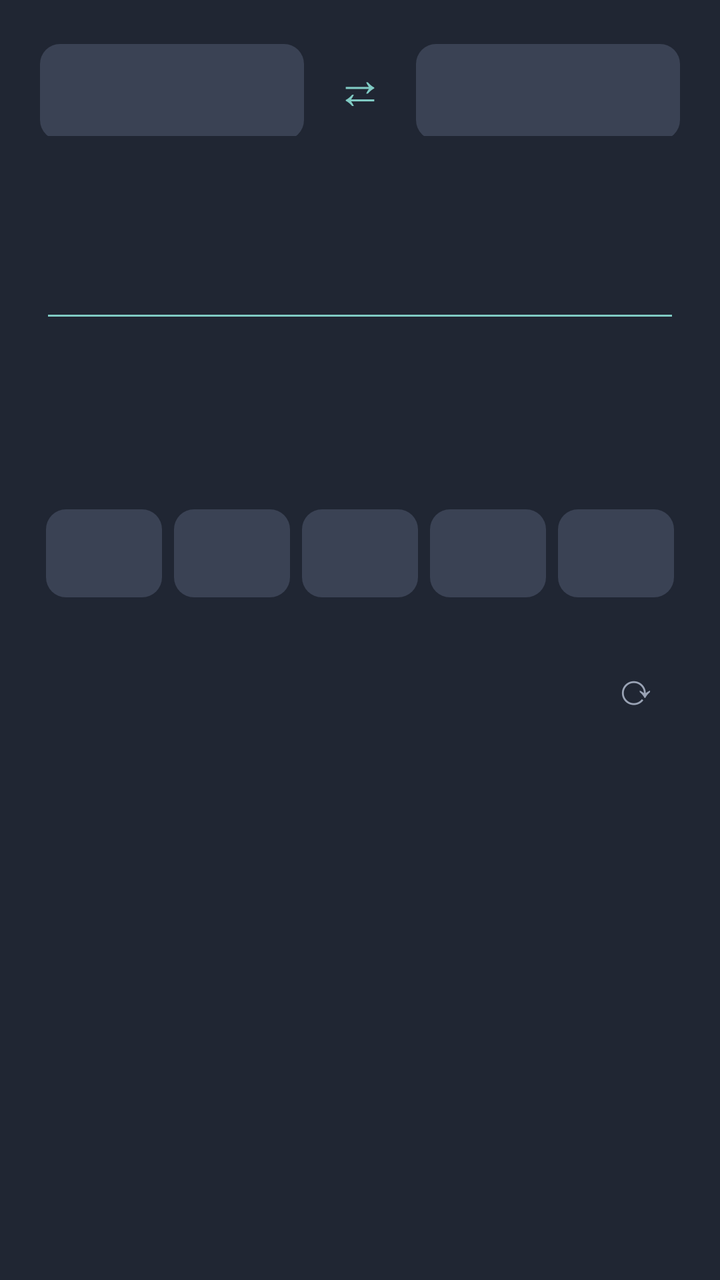
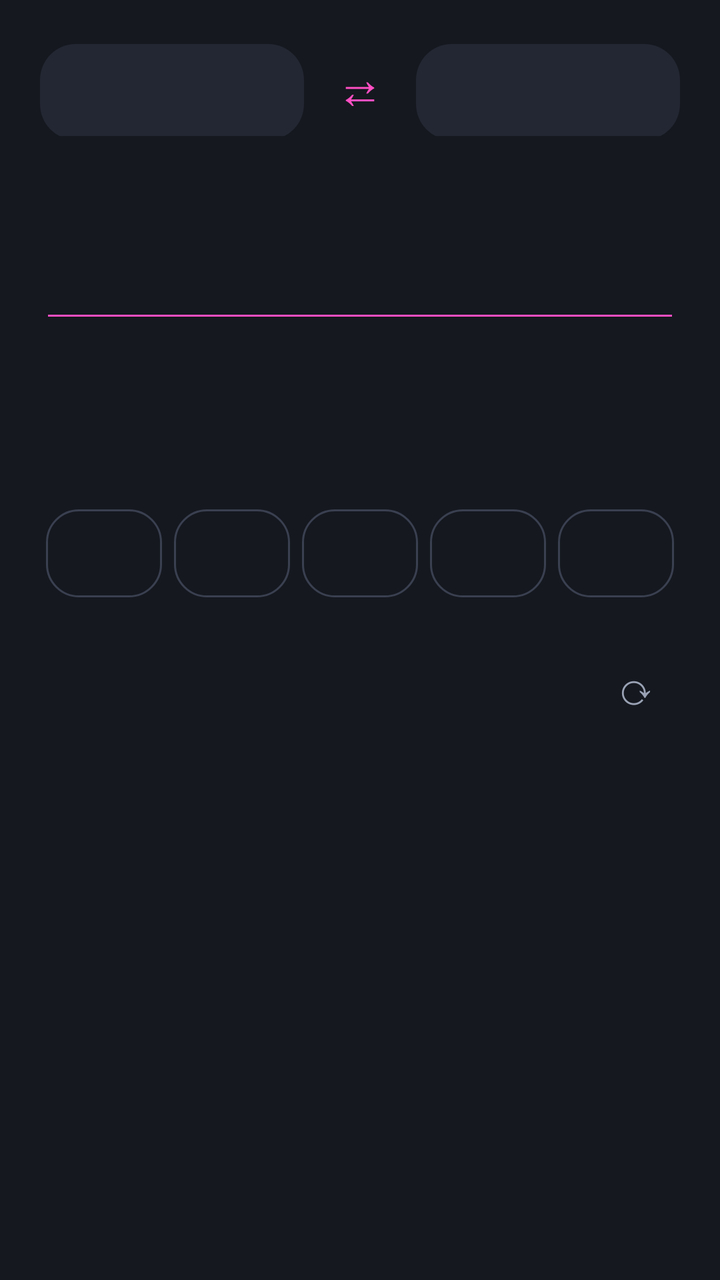

Before-and-after screenshots of an Android layout around one commit, followed by the original layout XML and the change that was made.
<!-- AndroidManifest.xml: application theme android:Theme.Material.NoActionBar -->
<!-- res/layout/activity_main.xml -->
<?xml version="1.0" encoding="utf-8"?>
<LinearLayout xmlns:android="http://schemas.android.com/apk/res/android"
    android:layout_width="match_parent"
    android:layout_height="match_parent"
    android:background="#202633"
    android:fitsSystemWindows="true"
    android:orientation="vertical"
    android:padding="20dp">

    <TextView android:id="@+id/update_banner" android:layout_width="match_parent" android:layout_height="wrap_content"
        android:layout_marginBottom="16dp" android:background="@drawable/update_bg" android:padding="14dp"
        android:textColor="#FFFFFF" android:textSize="15sp" android:textStyle="bold" android:visibility="gone" />

    <LinearLayout
        android:layout_width="match_parent"
        android:layout_height="wrap_content"
        android:orientation="horizontal">
        <TextView android:id="@+id/from_btn" android:layout_width="0dp" android:layout_height="48dp"
            android:layout_weight="1" android:gravity="center" android:background="@drawable/key"
            android:textColor="#FFFFFF" android:textSize="18sp" android:textStyle="bold" />
        <TextView android:id="@+id/swap_btn" android:layout_width="56dp" android:layout_height="48dp"
            android:gravity="center" android:textColor="#80CBC4" android:textSize="24sp" android:text="⇄" />
        <TextView android:id="@+id/to_btn" android:layout_width="0dp" android:layout_height="48dp"
            android:layout_weight="1" android:gravity="center" android:background="@drawable/key"
            android:textColor="#FFFFFF" android:textSize="18sp" android:textStyle="bold" />
    </LinearLayout>

    <EditText android:id="@+id/input" android:layout_width="match_parent" android:layout_height="wrap_content"
        android:layout_marginTop="28dp" android:gravity="end" android:inputType="numberDecimal"
        android:backgroundTint="#80CBC4" android:textColor="#FFFFFF" android:textColorHint="#5C6578"
        android:textSize="40sp" android:importantForAutofill="no" />

    <TextView android:id="@+id/result" android:layout_width="match_parent" android:layout_height="wrap_content"
        android:layout_marginTop="8dp" android:gravity="end" android:singleLine="true"
        android:textColor="#80CBC4" android:textSize="40sp" android:textStyle="bold" />

    <LinearLayout
        android:layout_width="match_parent"
        android:layout_height="wrap_content"
        android:layout_marginTop="24dp"
        android:orientation="horizontal">
        <TextView android:id="@+id/a0" style="@style/FxChip" />
        <TextView android:id="@+id/a1" style="@style/FxChip" />
        <TextView android:id="@+id/a2" style="@style/FxChip" />
        <TextView android:id="@+id/a3" style="@style/FxChip" />
        <TextView android:id="@+id/a4" style="@style/FxChip" />
    </LinearLayout>

    <LinearLayout
        android:layout_width="match_parent"
        android:layout_height="wrap_content"
        android:layout_marginTop="20dp"
        android:gravity="center_vertical"
        android:orientation="horizontal">
        <TextView android:id="@+id/status" android:layout_width="0dp" android:layout_height="wrap_content"
            android:layout_weight="1" android:textColor="#9AA3B5" android:textSize="13sp" />
        <TextView android:id="@+id/refresh_btn" android:layout_width="44dp" android:layout_height="44dp"
            android:gravity="center" android:textColor="#9AA3B5" android:textSize="22sp" android:text="⟳" />
    </LinearLayout>

    <TextView android:id="@+id/version" android:layout_width="match_parent" android:layout_height="wrap_content"
        android:layout_marginTop="8dp" android:gravity="end" android:textColor="#5C6578" android:textSize="11sp" />
</LinearLayout>
<!-- resources referenced by this layout -->
<resources>
  <!-- drawable key (drawable) -->
  <?xml version="1.0" encoding="utf-8"?>
  <shape xmlns:android="http://schemas.android.com/apk/res/android">
      <solid android:color="#3A4254" />
      <corners android:radius="10dp" />
  </shape>
  <!-- drawable update_bg (drawable) -->
  <?xml version="1.0" encoding="utf-8"?>
  <shape xmlns:android="http://schemas.android.com/apk/res/android">
      <solid android:color="#D81B8C" />
      <corners android:radius="12dp" />
  </shape>
  <style name="FxChip">
          <item name="android:layout_width">0dp</item>
          <item name="android:layout_height">44dp</item>
          <item name="android:layout_weight">1</item>
          <item name="android:layout_margin">3dp</item>
          <item name="android:gravity">center</item>
          <item name="android:background">@drawable/key</item>
          <item name="android:textColor">#FFFFFF</item>
          <item name="android:textSize">15sp</item>
      </style>
</resources>

<!-- the commit's change to res/layout/activity_main.xml (unified diff, before → after) -->
@@ -2,7 +2,7 @@
 <LinearLayout xmlns:android="http://schemas.android.com/apk/res/android"
     android:layout_width="match_parent"
     android:layout_height="match_parent"
-    android:background="#202633"
+    android:background="#15181F"
     android:fitsSystemWindows="true"
     android:orientation="vertical"
     android:padding="20dp">
@@ -16,23 +16,23 @@
         android:layout_height="wrap_content"
         android:orientation="horizontal">
         <TextView android:id="@+id/from_btn" android:layout_width="0dp" android:layout_height="48dp"
-            android:layout_weight="1" android:gravity="center" android:background="@drawable/key"
+            android:layout_weight="1" android:gravity="center" android:background="@drawable/row_active"
             android:textColor="#FFFFFF" android:textSize="18sp" android:textStyle="bold" />
         <TextView android:id="@+id/swap_btn" android:layout_width="56dp" android:layout_height="48dp"
-            android:gravity="center" android:textColor="#80CBC4" android:textSize="24sp" android:text="⇄" />
+            android:gravity="center" android:textColor="#FF4FC3" android:textSize="24sp" android:text="⇄" />
         <TextView android:id="@+id/to_btn" android:layout_width="0dp" android:layout_height="48dp"
-            android:layout_weight="1" android:gravity="center" android:background="@drawable/key"
+            android:layout_weight="1" android:gravity="center" android:background="@drawable/row_active"
             android:textColor="#FFFFFF" android:textSize="18sp" android:textStyle="bold" />
     </LinearLayout>
 
     <EditText android:id="@+id/input" android:layout_width="match_parent" android:layout_height="wrap_content"
         android:layout_marginTop="28dp" android:gravity="end" android:inputType="numberDecimal"
-        android:backgroundTint="#80CBC4" android:textColor="#FFFFFF" android:textColorHint="#5C6578"
+        android:backgroundTint="#FF4FC3" android:textColor="#FFFFFF" android:textColorHint="#5C6578"
         android:textSize="40sp" android:importantForAutofill="no" />
 
     <TextView android:id="@+id/result" android:layout_width="match_parent" android:layout_height="wrap_content"
         android:layout_marginTop="8dp" android:gravity="end" android:singleLine="true"
-        android:textColor="#80CBC4" android:textSize="40sp" android:textStyle="bold" />
+        android:textColor="#FF4FC3" android:textSize="40sp" android:textStyle="bold" />
 
     <LinearLayout
         android:layout_width="match_parent"
<!-- resource entries referenced after the edit -->
@@ -1,15 +1,15 @@
 <!-- resources referenced by this layout -->
 <resources>
-  <!-- drawable key (drawable) -->
+  <!-- drawable row_active (drawable) -->
   <?xml version="1.0" encoding="utf-8"?>
   <shape xmlns:android="http://schemas.android.com/apk/res/android">
-      <solid android:color="#3A4254" />
-      <corners android:radius="10dp" />
+      <solid android:color="#232733" />
+      <corners android:radius="18dp" />
   </shape>
   <!-- drawable update_bg (drawable) -->
   <?xml version="1.0" encoding="utf-8"?>
   <shape xmlns:android="http://schemas.android.com/apk/res/android">
-      <solid android:color="#D81B8C" />
+      <solid android:color="#FF4FC3" />
       <corners android:radius="12dp" />
   </shape>
   <style name="FxChip">
@@ -18,9 +18,16 @@
           <item name="android:layout_weight">1</item>
           <item name="android:layout_margin">3dp</item>
           <item name="android:gravity">center</item>
-          <item name="android:background">@drawable/key</item>
+          <item name="android:background">@drawable/chip</item>
           <item name="android:textColor">#FFFFFF</item>
           <item name="android:textSize">15sp</item>
       </style>
+  <!-- drawable chip (drawable) -->
+  <?xml version="1.0" encoding="utf-8"?>
+  <shape xmlns:android="http://schemas.android.com/apk/res/android">
+      <solid android:color="#00000000" />
+      <stroke android:width="1dp" android:color="#3A4050" />
+      <corners android:radius="16dp" />
+  </shape>
 </resources>
 
